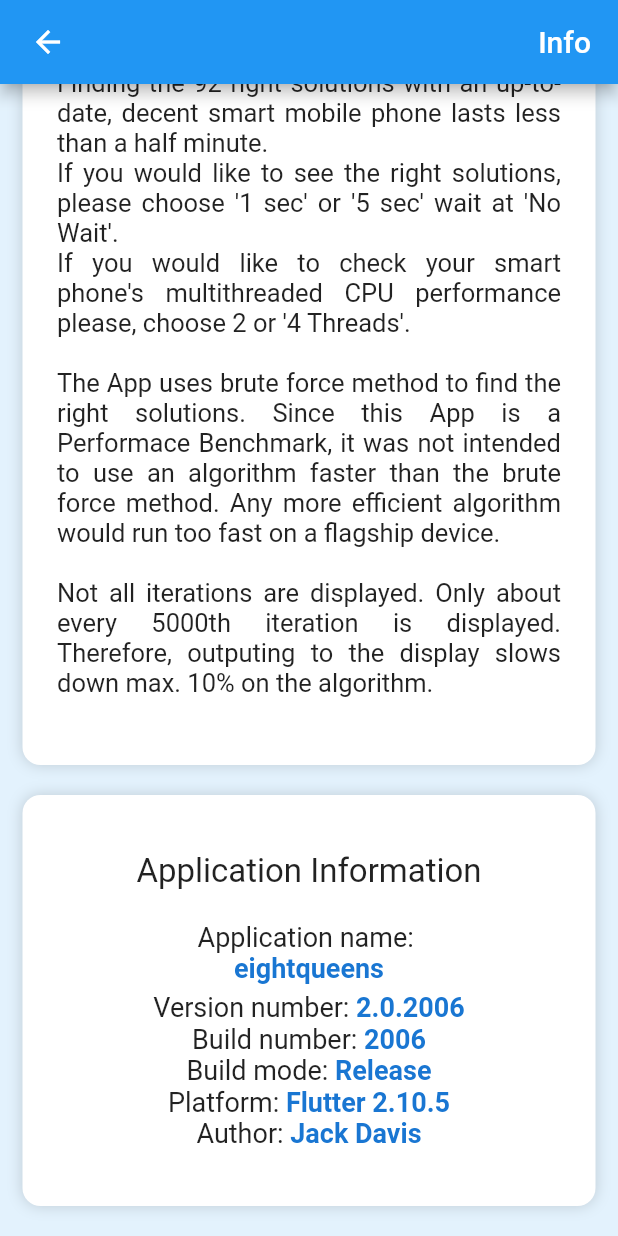
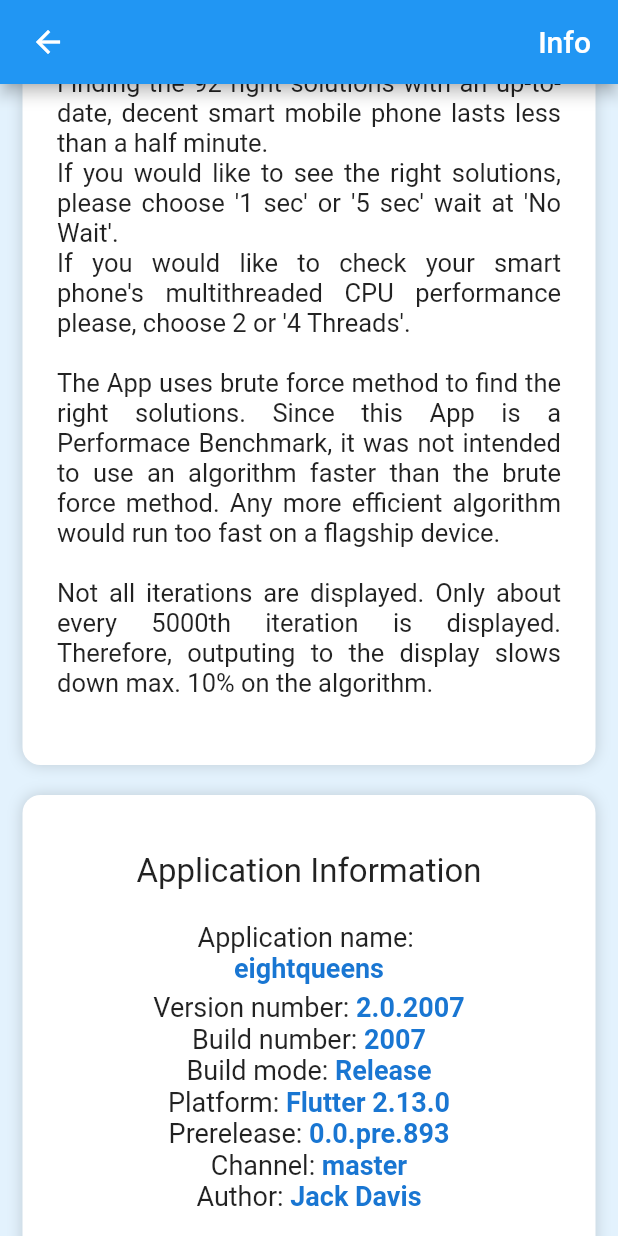
Before and after one commit to jackdavis01/mobile, a Flutter app: the InfoPage screen opened directly, scrolled down 393 dp, on a phone screen of 412 x 824 dp. Run offline on Flutter 3.47's test engine with Material 2 defaults, Android fonts, the light colour scheme and no system bars; our stand-ins replace flutter_svg, package_info_plus.

Commit message:
8 Queens 2.0.2007 iOS version

```diff
--- a/eightqueens/lib/pages/infopage.dart
+++ b/eightqueens/lib/pages/infopage.dart
@@ -16,7 +16,9 @@
   String version = "";
   String buildNumber = "";
   String buildMode = "";
-  final String platform = 'Flutter 2.10.5';
+  final String platform = 'Flutter 2.13.0';
+  final String platformPrerelease = '0.0.pre.893';
+  final String platformChannel = 'master';
   final String author = 'Jack Davis';
 
   @override
@@ -251,6 +253,36 @@
                                 Row(children: <Widget>[
                                   const Expanded(child: SizedBox.shrink()),
                                   const Text(
+                                    'Prerelease: ',
+                                    style: TextStyle(fontSize: 18),
+                                  ),
+                                  Text(
+                                    platformPrerelease,
+                                    style: TextStyle(
+                                        fontSize: 18,
+                                        color: Theme.of(context).primaryColorDark,
+                                        fontWeight: FontWeight.bold),
+                                  ),
+                                  const Expanded(child: SizedBox.shrink()),
+                                ]),
+                                Row(children: <Widget>[
+                                  const Expanded(child: SizedBox.shrink()),
+                                  const Text(
+                                    'Channel: ',
+                                    style: TextStyle(fontSize: 18),
+                                  ),
+                                  Text(
+                                    platformChannel,
+                                    style: TextStyle(
+                                        fontSize: 18,
+                                        color: Theme.of(context).primaryColorDark,
+                                        fontWeight: FontWeight.bold),
+                                  ),
+                                  const Expanded(child: SizedBox.shrink()),
+                                ]),
+                                Row(children: <Widget>[
+                                  const Expanded(child: SizedBox.shrink()),
+                                  const Text(
                                     'Author: ',
                                     style: TextStyle(fontSize: 18),
                                   ),
--- a/eightqueens/pubspec.yaml
+++ b/eightqueens/pubspec.yaml
@@ -15,7 +15,7 @@
 # In iOS, build-name is used as CFBundleShortVersionString while build-number used as CFBundleVersion.
 # Read more about iOS versioning at
 # https://developer.apple.com/library/archive/documentation/General/Reference/InfoPlistKeyReference/Articles/CoreFoundationKeys.html
-version: 2.0.2006+2006
+version: 2.0.2007+2007
 
 environment:
   sdk: ">=2.16.1 <3.0.0"
```
Also changed, not shown: eightqueens/lib/isolates/findsolutions.dart (+3 -6 lines), eightqueens/lib/isolates/multithreadedfindsolutions.dart (+14 -17 lines), eightqueens/lib/pages/homepage.dart (+28 -13 lines), eightqueens/pubspec.lock, 7 other files.
